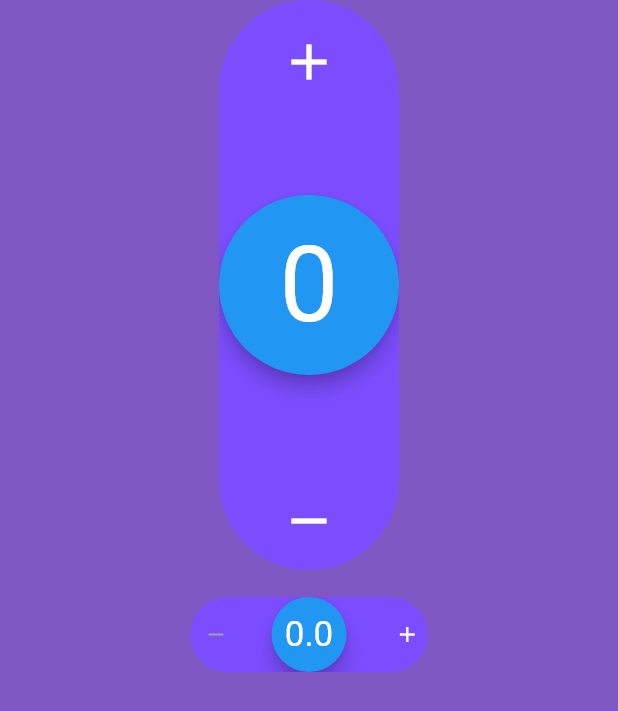
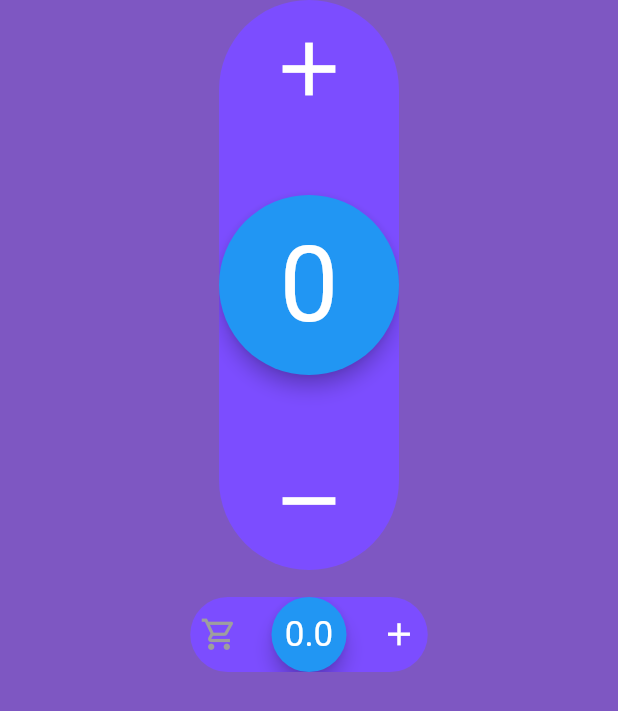
Before and after one commit to SPSpisoft/spflutter_number_picker, a Flutter app: the screen it shows after launch, on a phone screen of 412 x 824 dp. Shown: the top 711 px of the screen. Run offline on Flutter 3.47's test engine with Material 2 defaults, Android fonts, the phone set to English and light mode, and no system bars.

Commit message:
change design

```diff
--- a/lib/spflutter_number_picker.dart
+++ b/lib/spflutter_number_picker.dart
@@ -21,12 +21,13 @@ class NumberPicker extends StatefulWidget {
       this.expanse = 380,
       this.intCheck = true,
       this.withDialog = true,
+      this.iconEmpty = Icons.shopping_cart_outlined,
       this.iconRemove = Icons.remove,
       this.iconAdd = Icons.add,
       this.iconMin,
       this.iconMax,
-      this.iconAddSize = 40,
-      this.iconRemoveSize = 40,
+      this.iconAddSize = 60,
+      this.iconRemoveSize = 60,
       this.dialogShowOnlyLongTouch = false,
       this.durationAutoPick = 600,
       this.progressWidth = 8.0,
@@ -43,6 +44,7 @@ class NumberPicker extends StatefulWidget {
   final bool withDialog;
   final bool dialogShowOnlyLongTouch;
   final Future<double> Function(double newValue)? callBack;
+  final IconData? iconEmpty;
   final IconData iconRemove;
   final IconData iconAdd;
   final IconData? iconMin;
@@ -246,9 +248,9 @@ class _NumberPickerState extends State<NumberPicker>
             alignment: Alignment.center,
             children: <Widget>[
               Positioned(
-                left: _isHorizontal ? 13 : 0,
+                left: _isHorizontal ? 16 : 0,
                 right: _isHorizontal ? null : 0,
-                bottom: _isHorizontal ? 0 : 13,
+                bottom: _isHorizontal ? 0 : 16,
                 top: _isHorizontal ? 0 : null,
                 child: Listener(
                   onPointerDown: (details) {
@@ -258,18 +260,26 @@ class _NumberPickerState extends State<NumberPicker>
                   onPointerUp: (details) {
                     _buttonTouch = false;
                   },
-                  child: IconButton(
-                    icon: Icon(_value == widget.minValue + widget.interval? widget.iconMin?? widget.iconRemove : widget.iconRemove,
-                        size: widget.iconRemoveSize, color: _value == widget.minValue ? _theme.iconsDisableColor?? _theme.iconsColor : _theme.iconsColor),
-                    onPressed: () =>
-                        _changeValue(adding: false, fromButtons: true),
+                  // padding: EdgeInsets.only(bottom: _isHorizontal ? 0 : widget.iconRemoveSize! - 40),
+                  child: InkWell(
+                    onTap: () => _changeValue(adding: false, fromButtons: true),
+                    child: Icon(
+                        _value == widget.minValue
+                            ? widget.iconEmpty ?? widget.iconRemove
+                            : (_value == widget.minValue + widget.interval
+                                ? widget.iconMin ?? widget.iconRemove
+                                : widget.iconRemove),
+                        size: widget.iconRemoveSize,
+                        color: _value == widget.minValue
+                            ? _theme.iconsDisableColor ?? _theme.iconsColor
+                            : _theme.iconsColor),
                   ),
                 ),
               ),
               Positioned(
                 left: _isHorizontal ? null : 0,
-                right: _isHorizontal ? 13 : 0,
-                top: _isHorizontal ? 0 : 13,
+                right: _isHorizontal ? 16 : 0,
+                top: _isHorizontal ? 0 : 16,
                 bottom: _isHorizontal ? 0 : null,
                 child: Listener(
                   onPointerDown: (details) {
@@ -280,12 +290,15 @@ class _NumberPickerState extends State<NumberPicker>
                     _buttonTouch = false;
                     // _buttonTouchAdd = false;
                   },
-                  child: IconButton(
-                      icon: Icon(_value == widget.maxValue? widget.iconMax?? widget.iconAdd : widget.iconAdd,
-                          size: widget.iconAddSize, color: _theme.iconsColor),
-                      onPressed: () {
-                        _changeValue(adding: true, fromButtons: true);
-                      }),
+                  child: InkWell(
+                    onTap: () => _changeValue(adding: true, fromButtons: true),
+                    child: Icon(
+                        _value == widget.maxValue
+                            ? widget.iconMax ?? widget.iconAdd
+                            : widget.iconAdd,
+                        size: widget.iconAddSize,
+                        color: _theme.iconsColor),
+                  ),
                 ),
               ),
               GestureDetector(
--- a/pubspec.yaml
+++ b/pubspec.yaml
@@ -1,6 +1,6 @@
 name: spflutter_number_picker
 description: Flutter Number Picker => Forked & Customized number_selection .. Optional with dialog to change value by keyboard.
-version: 1.2.8
+version: 1.2.9
 homepage: https://github.com/SPSpisoft/spflutter_number_picker
 
 environment:
```
Also changed, not shown: 1 other file.
